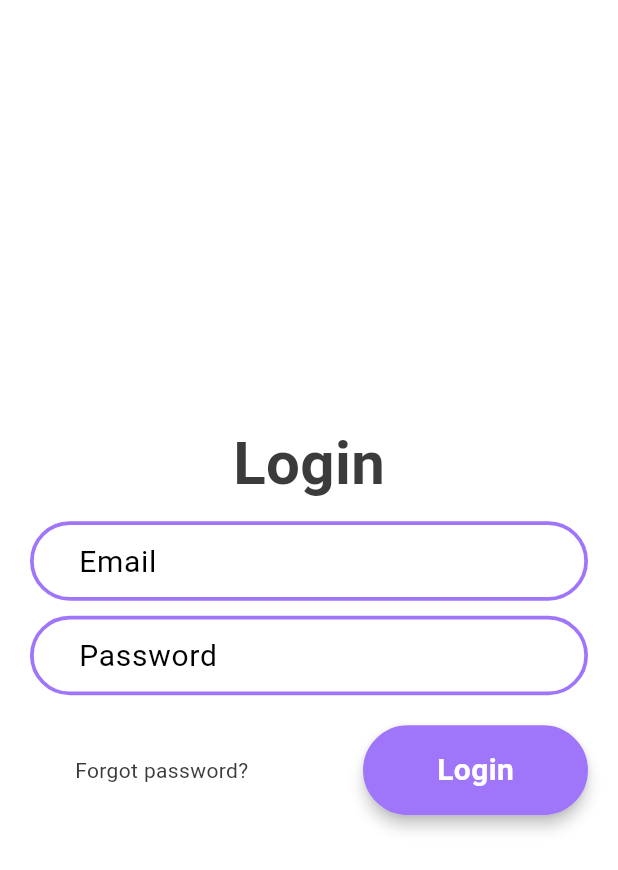
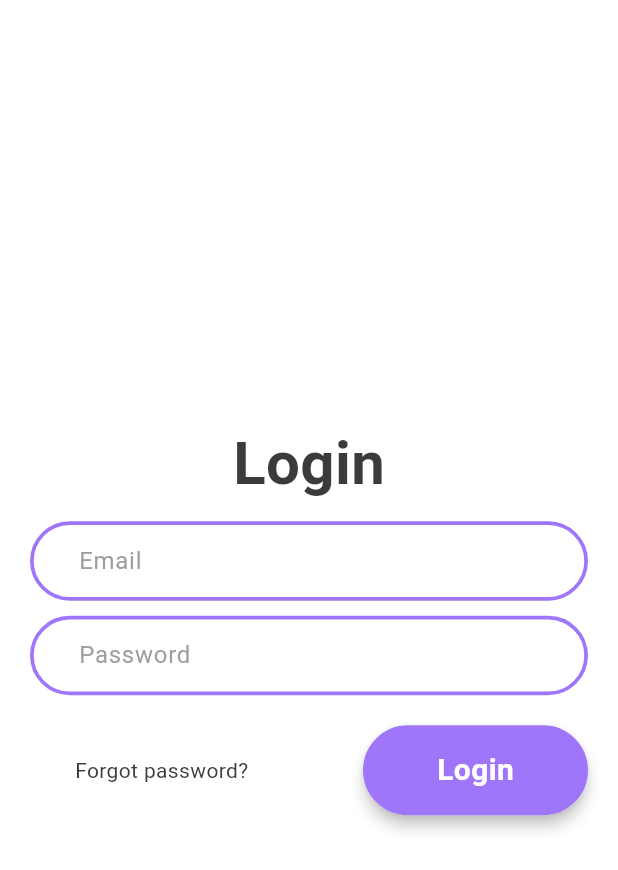
Before and after one commit to limwengni/Tripify, a Flutter app: the screen it shows after launch, after a tap on "Login", on a phone screen of 412 x 824 dp. Shown: the top 870 px of the screen. Run offline on Flutter 3.47's test engine with Material 3 defaults, Android fonts, the phone set to English and light mode, and no system bars; drawn by our look-alikes of loading_overlay; our stand-ins replace firebase_auth, firebase_core, flutter_svg, go_router, rflutter_alert, shared_preferences and 1 more; accounts and stored records are empty.

```diff
--- a/lib/views/login_page.dart
+++ b/lib/views/login_page.dart
@@ -39,37 +39,46 @@ class _LoginScreenState extends State<LoginPage> {
                   Expanded(
                     flex: 2,
                     child: Column(
-                      mainAxisAlignment: MainAxisAlignment.center, // Center the content vertically
+                      mainAxisAlignment: MainAxisAlignment
+                          .center, // Center the content vertically
                       crossAxisAlignment: CrossAxisAlignment.center,
                       children: [
                         const ScreenTitle(title: 'Login'),
-                        const SizedBox(height: 10), // Reduced spacing between title and text field
+                        const SizedBox(
+                            height:
+                                10), // Reduced spacing between title and text field
                         CustomTextField(
                           textField: TextField(
-                              onChanged: (value) {
-                                _email = value;
-                              },
-                              style: const TextStyle(
-                                fontSize: 20,
-                              ),
-                              decoration: kTextInputDecoration.copyWith(
-                                  hintText: 'Email')),
+                            onChanged: (value) {
+                              _email = value;
+                            },
+                            // style: const TextStyle(
+                            //   fontSize: 20,
+                            // ),
+                            decoration: kTextInputDecoration.copyWith(
+                                hintText: 'Email',
+                                hintStyle: const TextStyle(color: Colors.grey)),
+                          ),
                         ),
-                        const SizedBox(height: 10), // Reduced spacing between email and password field
+                        const SizedBox(
+                            height:
+                                10), // Reduced spacing between email and password field
                         CustomTextField(
                           textField: TextField(
                             obscureText: true,
                             onChanged: (value) {
                               _password = value;
                             },
-                            style: const TextStyle(
-                              fontSize: 20,
-                            ),
+                            // style: const TextStyle(
+                            //   fontSize: 20,
+                            // ),
                             decoration: kTextInputDecoration.copyWith(
-                                hintText: 'Password'),
+                                hintText: 'Password',
+                                hintStyle: const TextStyle(color: Colors.grey)),
                           ),
                         ),
-                        const SizedBox(height: 20), // Adjusted spacing before button
+                        const SizedBox(
+                            height: 20), // Adjusted spacing before button
                         CustomBottomScreen(
                           textButton: 'Login',
                           heroTag: 'login_btn',
--- a/lib/views/welcome_page.dart
+++ b/lib/views/welcome_page.dart
@@ -16,30 +16,30 @@ class WelcomePage extends StatelessWidget {
             child: Column(
               mainAxisAlignment: MainAxisAlignment.center,
               children: [
-                Text(
+                const Text(
                   'Welcome to Tripify!',
                   style: TextStyle(fontSize: 24, fontWeight: FontWeight.bold),
                 ),
-                SizedBox(height: 20),
-                Text(
+                const SizedBox(height: 20),
+                const Text(
                   'Your journey begins here. Plan your trips effortlessly.',
                   textAlign: TextAlign.center,
                   style: TextStyle(fontSize: 16, color: Colors.grey),
                 ),
-                SizedBox(height: 30),
+                const SizedBox(height: 30),
                 // Login Button with Shadow
                 Container(
                   width: 200,
                   height: 40, // Set the desired height here
                   decoration: BoxDecoration(
-                    color: Color.fromARGB(255, 159, 118, 249),
+                    color: const Color.fromARGB(255, 159, 118, 249),
                     borderRadius: BorderRadius.circular(16),
                     boxShadow: [
                       BoxShadow(
                         color: Colors.black.withOpacity(0.2),
                         spreadRadius: 1,
                         blurRadius: 2,
-                        offset: Offset(0, 3),
+                        offset: const Offset(0, 3),
                       ),
                     ],
                   ),
@@ -47,17 +47,17 @@ class WelcomePage extends StatelessWidget {
                     onPressed: () {
                       Navigator.push(
                         context,
-                        MaterialPageRoute(builder: (context) => LoginPage()),
+                        MaterialPageRoute(builder: (context) => const LoginPage()),
                       );
                     },
-                    child: Text(
+                    child: const Text(
                       'Login',
                       style: TextStyle(
                           color: Colors.white, fontWeight: FontWeight.bold),
                     ),
                   ),
                 ),
-                SizedBox(height: 20),
+                const SizedBox(height: 20),
                 // Register Button with Outline
                 Container(
                   width: 200,
@@ -66,7 +66,7 @@ class WelcomePage extends StatelessWidget {
                     color: Colors.white,
                     borderRadius: BorderRadius.circular(16),
                     border: Border.all(
-                      color: Color.fromARGB(255, 159, 118, 249), // Outline color
+                      color: const Color.fromARGB(255, 159, 118, 249), // Outline color
                       width: 2, // Outline width
                     ),
                     boxShadow: [
@@ -74,7 +74,7 @@ class WelcomePage extends StatelessWidget {
                         color: Colors.black.withOpacity(0.2),
                         spreadRadius: 1,
                         blurRadius: 2,
-                        offset: Offset(0, 3),
+                        offset: const Offset(0, 3),
                       ),
                     ],
                   ),
```
Also changed, not shown: 2 other files.
